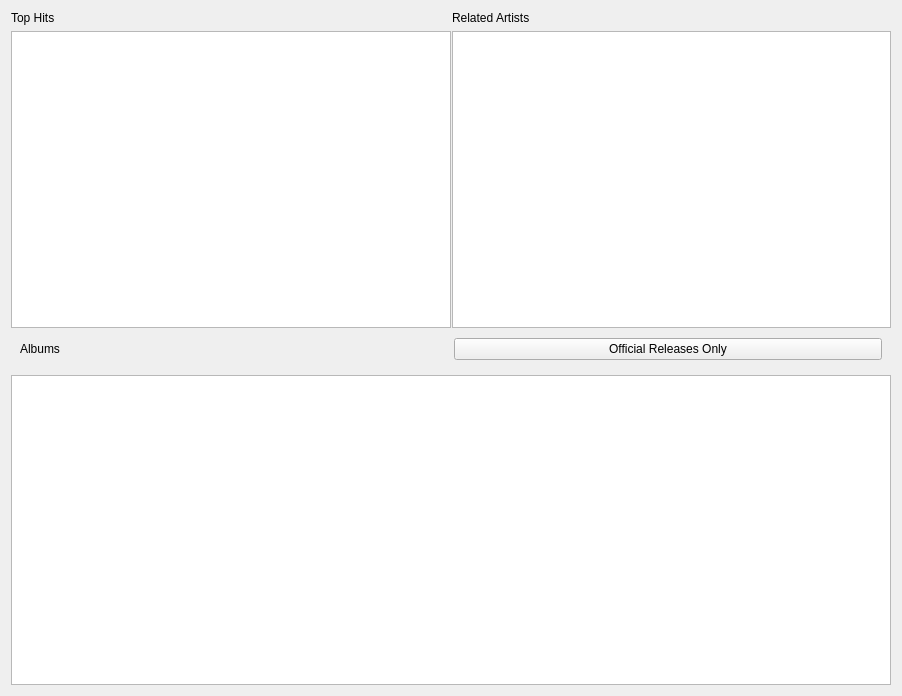
The window that src/libtomahawk/widgets/infowidgets/ArtistInfoWidget.ui (tomahawk-player/tomahawk) describes before a commit, drawn with Qt 5.
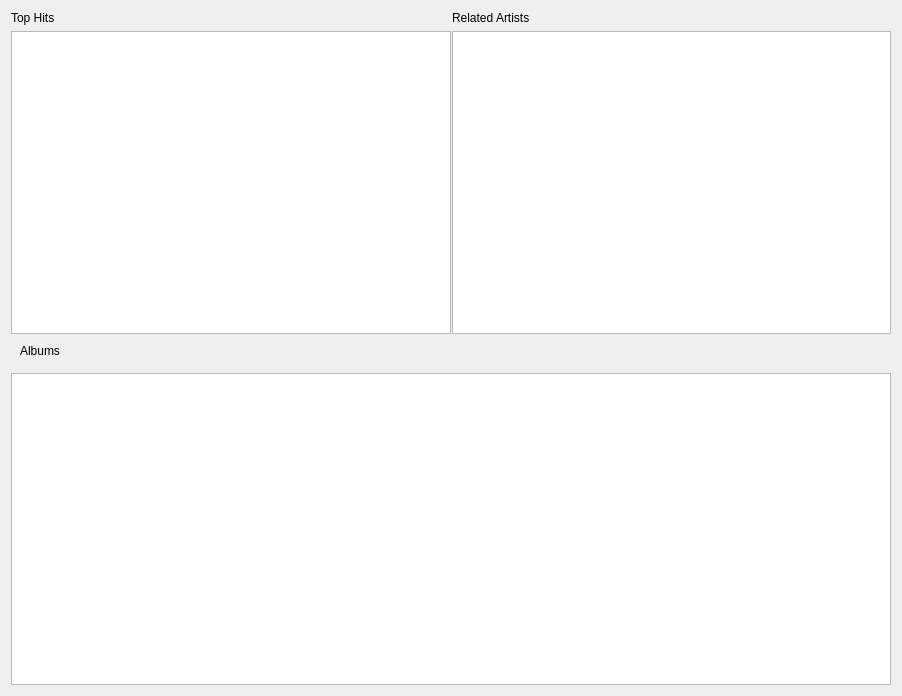
The same window after the commit. Custom widgets are drawn as their Qt base class.

Commit message: * Support official release on album pages.

The edit to the form file:
```diff
--- a/src/libtomahawk/widgets/infowidgets/ArtistInfoWidget.ui
+++ b/src/libtomahawk/widgets/infowidgets/ArtistInfoWidget.ui
@@ -78,13 +78,6 @@
             </property>
            </widget>
           </item>
-          <item>
-           <widget class="ToggleButton" name="button">
-            <property name="text">
-             <string>Official Releases Only</string>
-            </property>
-           </widget>
-          </item>
          </layout>
         </widget>
        </item>
```
The commit also changes 8 other files.
